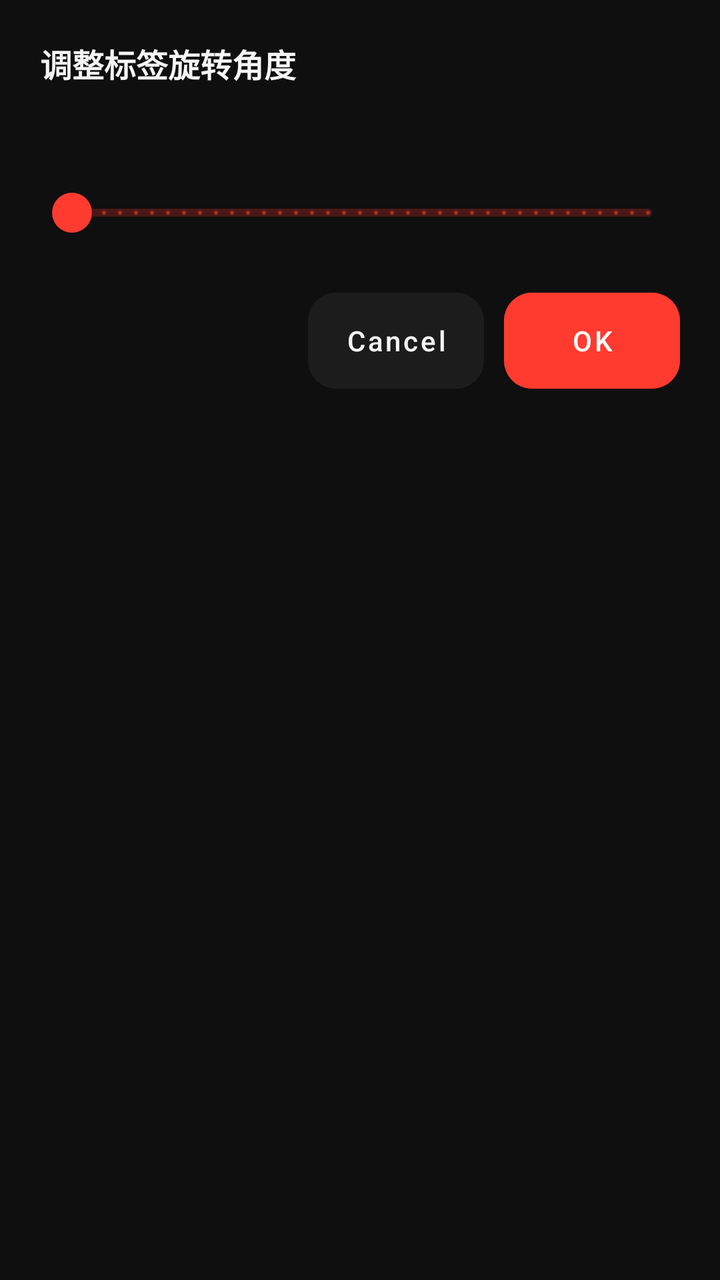
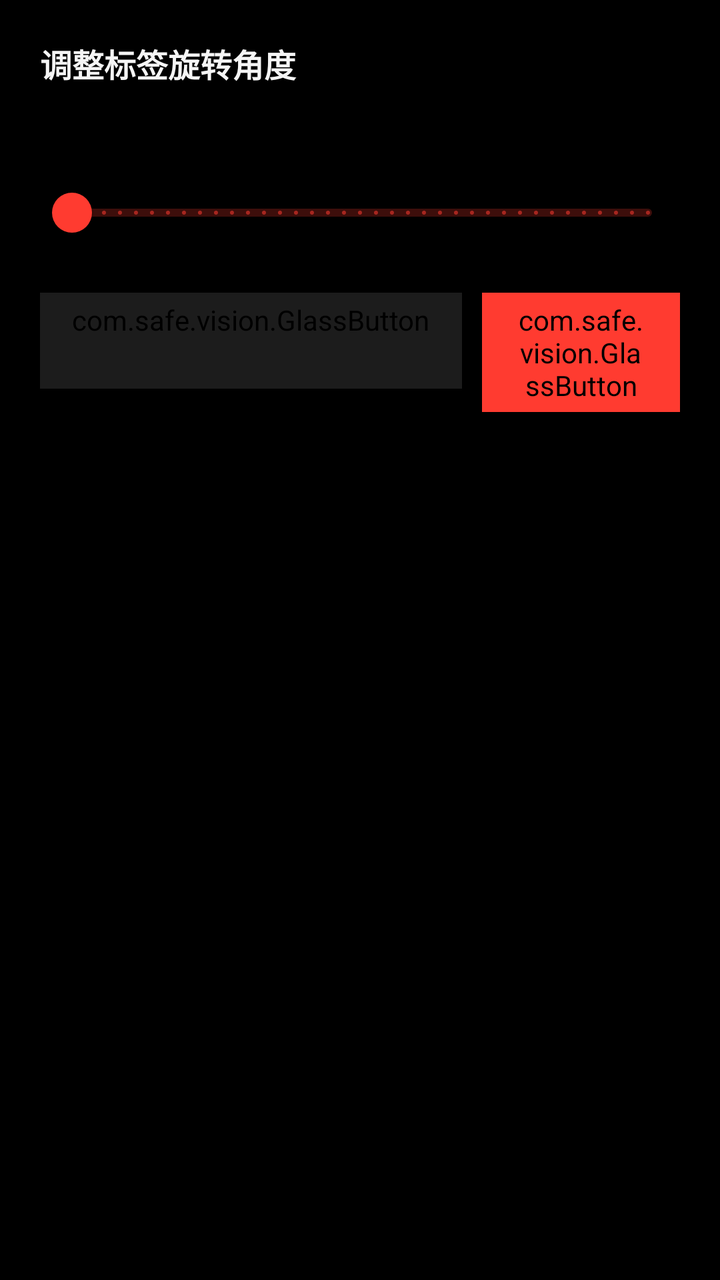

The first picture is an Android layout as it rendered before a commit; the second is the same layout after the commit. The layout source and the unified diff follow.
<!-- AndroidManifest.xml: application theme Theme.SafeVision -->
<!-- res/layout/dialog_viewer_rotation_sheet.xml -->
<?xml version="1.0" encoding="utf-8"?>
<LinearLayout xmlns:android="http://schemas.android.com/apk/res/android"
    android:layout_width="match_parent"
    android:layout_height="wrap_content"
    android:background="?attr/svColorCard"
    android:orientation="vertical"
    android:paddingStart="20dp"
    android:paddingTop="20dp"
    android:paddingEnd="20dp"
    android:paddingBottom="24dp">

    <TextView
        android:id="@+id/rotationTitle"
        android:layout_width="match_parent"
        android:layout_height="wrap_content"
        android:text="@string/viewer_edit_rotate_title"
        android:textColor="?attr/svColorTextPrimary"
        android:textSize="16sp"
        android:textStyle="bold" />

    <TextView
        android:id="@+id/rotationValue"
        android:layout_width="match_parent"
        android:layout_height="wrap_content"
        android:layout_marginTop="8dp"
        android:gravity="center_horizontal"
        android:textColor="?attr/svColorTextSecondary"
        android:textSize="14sp" />

    <com.google.android.material.slider.Slider
        android:id="@+id/rotationSlider"
        android:layout_width="match_parent"
        android:layout_height="wrap_content"
        android:layout_marginTop="12dp"
        android:valueFrom="-180"
        android:valueTo="180"
        android:stepSize="1" />

    <LinearLayout
        android:layout_width="match_parent"
        android:layout_height="wrap_content"
        android:layout_marginTop="16dp"
        android:gravity="end"
        android:orientation="horizontal">

        <com.google.android.material.button.MaterialButton
            android:id="@+id/rotationCancelButton"
            style="?attr/materialButtonStyle"
            android:layout_width="wrap_content"
            android:layout_height="wrap_content"
            android:text="@android:string/cancel"
            android:textColor="?attr/svColorTextPrimary"
            android:backgroundTint="?attr/svColorChip" />

        <com.google.android.material.button.MaterialButton
            android:id="@+id/rotationApplyButton"
            style="?attr/materialButtonStyle"
            android:layout_width="wrap_content"
            android:layout_height="wrap_content"
            android:layout_marginStart="10dp"
            android:text="@android:string/ok"
            android:textColor="?attr/svColorOnPrimary"
            android:backgroundTint="?attr/svColorPrimary" />
    </LinearLayout>

</LinearLayout>
<!-- resources referenced by this layout -->
<resources>
  <style name="Theme.SafeVision.Base" parent="Theme.MaterialComponents.Light.NoActionBar">
          <item name="colorPrimary">?attr/svColorPrimary</item>
          <item name="colorPrimaryVariant">?attr/svColorPrimaryVariant</item>
          <item name="colorSecondary">?attr/svColorAccent</item>
          <item name="colorSecondaryVariant">?attr/svColorAccentVariant</item>
          <item name="colorSurface">?attr/svColorCard</item>
          <item name="android:colorBackground">?attr/svColorSurface</item>
          <item name="colorOnPrimary">?attr/svColorOnPrimary</item>
          <item name="colorOnSecondary">?attr/svColorOnSecondary</item>
          <item name="colorOnSurface">?attr/svColorTextPrimary</item>
          <item name="colorOnBackground">?attr/svColorTextPrimary</item>
          <item name="android:statusBarColor">?attr/svColorPrimaryVariant</item>
          <item name="android:navigationBarColor">?attr/svColorSurface</item>
          <item name="android:windowBackground">?attr/svColorSurface</item>
          <item name="android:forceDarkAllowed" tools:targetApi="q">false</item>
          <item name="materialButtonStyle">@style/Widget.SafeVision.Button</item>
          <item name="materialCardViewStyle">@style/Widget.SafeVision.Card</item>
          <item name="alertDialogTheme">@style/ThemeOverlay.SafeVision.AlertDialog</item>
          <item name="materialAlertDialogTheme">@style/ThemeOverlay.SafeVision.MaterialAlertDialog</item>
          <item name="shapeAppearanceSmallComponent">@style/ShapeAppearance.SafeVision.Small</item>
          <item name="shapeAppearanceMediumComponent">@style/ShapeAppearance.SafeVision.Medium</item>
          <item name="shapeAppearanceLargeComponent">@style/ShapeAppearance.SafeVision.Large</item>
          <item name="tabStyle">@style/Widget.SafeVision.TabLayout</item>
      </style>
  <style name="Widget.SafeVision.Button" parent="Widget.MaterialComponents.Button">
          <item name="android:textAllCaps">false</item>
          <item name="cornerRadius">14dp</item>
          <item name="android:minHeight">48dp</item>
          <item name="android:stateListAnimator">@null</item>
          <item name="android:insetLeft">0dp</item>
          <item name="android:insetRight">0dp</item>
          <item name="android:insetTop">0dp</item>
          <item name="android:insetBottom">0dp</item>
          <item name="android:textColor">?attr/svColorOnPrimary</item>
      </style>
  <style name="ThemeOverlay.SafeVision.AlertDialog" parent="ThemeOverlay.AppCompat.Dialog.Alert">
          <item name="android:windowMinWidthMajor">92%</item>
          <item name="android:windowMinWidthMinor">92%</item>
      </style>
  <style name="ThemeOverlay.SafeVision.MaterialAlertDialog" parent="ThemeOverlay.MaterialComponents.MaterialAlertDialog">
          <item name="backgroundTint">?attr/svColorCard</item>
          <item name="android:textColorPrimary">?attr/svColorTextPrimary</item>
          <item name="android:textColorSecondary">?attr/svColorTextSecondary</item>
          <item name="android:textColorAlertDialogListItem">?attr/svColorTextPrimary</item>
          <item name="colorOnSurface">?attr/svColorTextPrimary</item>
          <item name="colorControlNormal">?attr/svColorTextSecondary</item>
          <item name="colorControlActivated">?attr/svColorAccent</item>
          <item name="buttonBarButtonStyle">@style/Widget.SafeVision.Dialog.Button.Flush</item>
          <item name="buttonBarPositiveButtonStyle">@style/Widget.SafeVision.Dialog.Button</item>
          <item name="buttonBarNegativeButtonStyle">@style/Widget.SafeVision.Dialog.Button</item>
          <item name="buttonBarNeutralButtonStyle">@style/Widget.SafeVision.Dialog.Button.Flush</item>
          <item name="android:checkedTextViewStyle">@style/Widget.SafeVision.CheckedTextView</item>
          <item name="checkboxStyle">@style/Widget.SafeVision.CompoundButton.CheckBox</item>
          <item name="radioButtonStyle">@style/Widget.SafeVision.CompoundButton.RadioButton</item>
          <item name="materialAlertDialogBodyTextStyle">@style/TextAppearance.SafeVision.Dialog.Body</item>
          <item name="materialAlertDialogTitleTextStyle">@style/TextAppearance.SafeVision.Dialog.Title</item>
          <item name="shapeAppearanceMediumComponent">@style/ShapeAppearance.SafeVision.Large</item>
      </style>
  <!-- unchanged entries left out for length: 28 -->
</resources>

<!-- the commit's change to res/layout/dialog_viewer_rotation_sheet.xml (unified diff, before → after) -->
@@ -2,7 +2,7 @@
 <LinearLayout xmlns:android="http://schemas.android.com/apk/res/android"
     android:layout_width="match_parent"
     android:layout_height="wrap_content"
-    android:background="?attr/svColorCard"
+    android:background="@android:color/transparent"
     android:orientation="vertical"
     android:paddingStart="20dp"
     android:paddingTop="20dp"
@@ -43,7 +43,7 @@
         android:gravity="end"
         android:orientation="horizontal">
 
-        <com.google.android.material.button.MaterialButton
+        <com.safe.vision.GlassButton
             android:id="@+id/rotationCancelButton"
             style="?attr/materialButtonStyle"
             android:layout_width="wrap_content"
@@ -52,7 +52,7 @@
             android:textColor="?attr/svColorTextPrimary"
             android:backgroundTint="?attr/svColorChip" />
 
-        <com.google.android.material.button.MaterialButton
+        <com.safe.vision.GlassButton
             android:id="@+id/rotationApplyButton"
             style="?attr/materialButtonStyle"
             android:layout_width="wrap_content"
<!-- resource entries referenced after the edit -->
@@ -15,6 +15,7 @@
           <item name="android:navigationBarColor">?attr/svColorSurface</item>
           <item name="android:windowBackground">?attr/svColorSurface</item>
           <item name="android:forceDarkAllowed" tools:targetApi="q">false</item>
+          <item name="materialButtonOutlinedStyle">@style/Widget.SafeVision.Button.Outlined</item>
           <item name="materialButtonStyle">@style/Widget.SafeVision.Button</item>
           <item name="materialCardViewStyle">@style/Widget.SafeVision.Card</item>
           <item name="alertDialogTheme">@style/ThemeOverlay.SafeVision.AlertDialog</item>
@@ -22,13 +23,31 @@
           <item name="shapeAppearanceSmallComponent">@style/ShapeAppearance.SafeVision.Small</item>
           <item name="shapeAppearanceMediumComponent">@style/ShapeAppearance.SafeVision.Medium</item>
           <item name="shapeAppearanceLargeComponent">@style/ShapeAppearance.SafeVision.Large</item>
+          <item name="bottomSheetDialogTheme">@style/ThemeOverlay.SafeVision.BottomSheet</item>
           <item name="tabStyle">@style/Widget.SafeVision.TabLayout</item>
       </style>
-  <style name="Widget.SafeVision.Button" parent="Widget.MaterialComponents.Button">
+  <style name="Widget.SafeVision.Button.Outlined" parent="Widget.MaterialComponents.Button.OutlinedButton">
+          <item name="svButtonGlowStrength">0.18</item>
           <item name="android:textAllCaps">false</item>
           <item name="cornerRadius">14dp</item>
           <item name="android:minHeight">48dp</item>
           <item name="android:stateListAnimator">@null</item>
+          <item name="elevation">0dp</item>
+          <item name="android:elevation">0dp</item>
+          <item name="backgroundTint">@android:color/transparent</item>
+          <item name="android:textColor">?attr/svColorAccent</item>
+          <item name="iconTint">?attr/svColorAccent</item>
+          <item name="strokeColor">?attr/svColorBorder</item>
+          <item name="strokeWidth">1dp</item>
+      </style>
+  <style name="Widget.SafeVision.Button" parent="Widget.MaterialComponents.Button">
+          <item name="svButtonGlowStrength">0.32</item>
+          <item name="android:textAllCaps">false</item>
+          <item name="cornerRadius">14dp</item>
+          <item name="android:minHeight">48dp</item>
+          <item name="android:stateListAnimator">@null</item>
+          <item name="elevation">0dp</item>
+          <item name="android:elevation">0dp</item>
           <item name="android:insetLeft">0dp</item>
           <item name="android:insetRight">0dp</item>
           <item name="android:insetTop">0dp</item>
@@ -36,10 +55,14 @@
           <item name="android:textColor">?attr/svColorOnPrimary</item>
       </style>
   <style name="ThemeOverlay.SafeVision.AlertDialog" parent="ThemeOverlay.AppCompat.Dialog.Alert">
+          <item name="android:windowAnimationStyle">@style/Animation.SafeVision.Dialog</item>
+          <item name="android:backgroundDimAmount">0.42</item>
           <item name="android:windowMinWidthMajor">92%</item>
           <item name="android:windowMinWidthMinor">92%</item>
       </style>
   <style name="ThemeOverlay.SafeVision.MaterialAlertDialog" parent="ThemeOverlay.MaterialComponents.MaterialAlertDialog">
+          <item name="android:windowAnimationStyle">@style/Animation.SafeVision.Dialog</item>
+          <item name="android:backgroundDimAmount">0.42</item>
           <item name="backgroundTint">?attr/svColorCard</item>
           <item name="android:textColorPrimary">?attr/svColorTextPrimary</item>
           <item name="android:textColorSecondary">?attr/svColorTextSecondary</item>
@@ -58,6 +81,25 @@
           <item name="materialAlertDialogTitleTextStyle">@style/TextAppearance.SafeVision.Dialog.Title</item>
           <item name="shapeAppearanceMediumComponent">@style/ShapeAppearance.SafeVision.Large</item>
       </style>
+  <style name="ThemeOverlay.SafeVision.BottomSheet" parent="ThemeOverlay.MaterialComponents.BottomSheetDialog">
+          <item name="bottomSheetStyle">@style/Widget.SafeVision.BottomSheet</item>
+          <item name="android:backgroundDimAmount">0.42</item>
+      </style>
+  <style name="Animation.SafeVision.Dialog" parent="@android:style/Animation.Dialog">
+          <item name="android:windowEnterAnimation">@anim/dialog_enter</item>
+          <item name="android:windowExitAnimation">@anim/dialog_exit</item>
+      </style>
+  <style name="Widget.SafeVision.BottomSheet" parent="Widget.MaterialComponents.BottomSheet.Modal">
+          <item name="backgroundTint">?attr/svColorCard</item>
+          <item name="shapeAppearanceOverlay">@style/ShapeAppearance.SafeVision.Sheet</item>
+      </style>
+  <style name="ShapeAppearance.SafeVision.Sheet" parent="">
+          <item name="cornerFamily">rounded</item>
+          <item name="cornerSizeTopLeft">24dp</item>
+          <item name="cornerSizeTopRight">24dp</item>
+          <item name="cornerSizeBottomLeft">0dp</item>
+          <item name="cornerSizeBottomRight">0dp</item>
+      </style>
   <!-- unchanged entries left out for length: 28 -->
 </resources>
 
